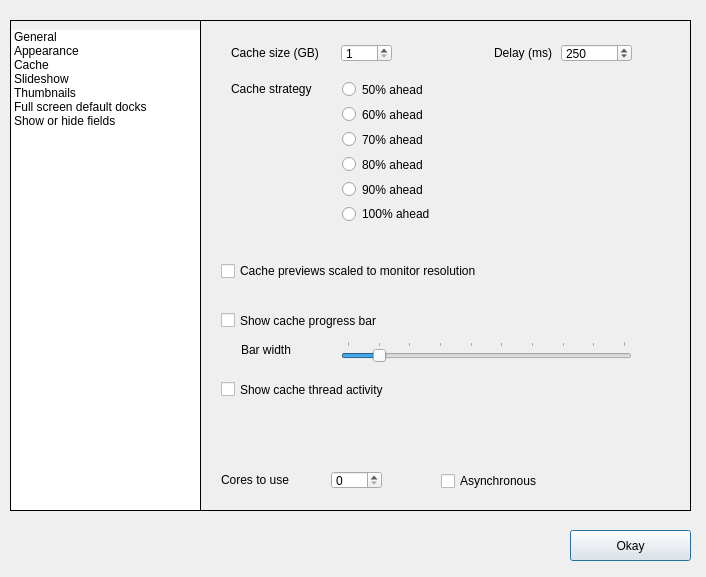
Old version of the form Dialogs/prefdlg.ui in the repository towhee/Winnow64.
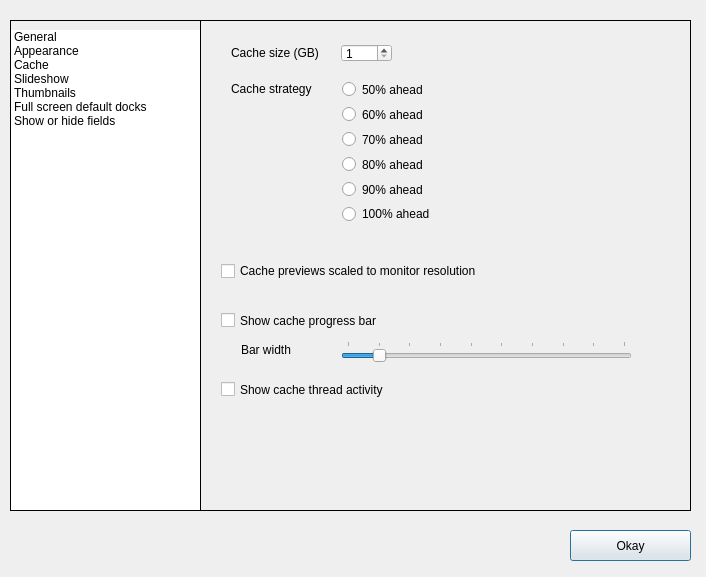
New version of the form. The open tabs and pages were chosen to show the change.

The edit to the form file:
```diff
--- a/Dialogs/prefdlg.ui
+++ b/Dialogs/prefdlg.ui
@@ -646,7 +646,7 @@
        <x>260</x>
        <y>24</y>
        <width>91</width>
-       <height>16</height>
+       <height>0</height>
       </rect>
      </property>
      <property name="font">
@@ -670,7 +670,7 @@
        <x>360</x>
        <y>23</y>
        <width>71</width>
-       <height>18</height>
+       <height>0</height>
       </rect>
      </property>
      <property name="font">
@@ -830,72 +830,6 @@
       <number>100</number>
      </property>
     </widget>
-    <widget class="QLabel" name="coresLbl">
-     <property name="geometry">
-      <rect>
-       <x>20</x>
-       <y>451</y>
-       <width>91</width>
-       <height>16</height>
-      </rect>
-     </property>
-     <property name="font">
-      <font>
-       <pointsize>9</pointsize>
-      </font>
-     </property>
-     <property name="toolTip">
-      <string>&lt;html&gt;&lt;head/&gt;&lt;body&gt;&lt;p&gt;Experiment with different cache sizes.  2-8GB appear to work best.  Cache performance does not always improve with size.&lt;/p&gt;&lt;p&gt;If you tend to move back and forth between images then a 50% cache ahead strategy is best.  If you generally just move ahead through the images then weighting a higher percentage ahead makes sense.&lt;/p&gt;&lt;/body&gt;&lt;/html&gt;</string>
-     </property>
-     <property name="text">
-      <string>Cores to use</string>
-     </property>
-     <property name="alignment">
-      <set>Qt::AlignLeading|Qt::AlignLeft|Qt::AlignVCenter</set>
-     </property>
-    </widget>
-    <widget class="QSpinBox" name="coresSpinBox">
-     <property name="geometry">
-      <rect>
-       <x>130</x>
-       <y>450</y>
-       <width>51</width>
-       <height>18</height>
-      </rect>
-     </property>
-     <property name="font">
-      <font>
-       <pointsize>9</pointsize>
-      </font>
-     </property>
-     <property name="toolTip">
-      <string>&lt;html&gt;&lt;head/&gt;&lt;body&gt;&lt;p&gt;Experiment with different cache sizes.  2-8GB appear to work best.  Cache performance does not always improve with size.&lt;/p&gt;&lt;p&gt;If you tend to move back and forth between images then a 50% cache ahead strategy is best.  If you generally just move ahead through the images then weighting a higher percentage ahead makes sense.&lt;/p&gt;&lt;/body&gt;&lt;/html&gt;</string>
-     </property>
-     <property name="minimum">
-      <number>0</number>
-     </property>
-     <property name="maximum">
-      <number>8</number>
-     </property>
-    </widget>
-    <widget class="QCheckBox" name="aSynchChk">
-     <property name="geometry">
-      <rect>
-       <x>240</x>
-       <y>450</y>
-       <width>221</width>
-       <height>20</height>
-      </rect>
-     </property>
-     <property name="font">
-      <font>
-       <pointsize>9</pointsize>
-      </font>
-     </property>
-     <property name="text">
-      <string>Asynchronous</string>
-     </property>
-    </widget>
    </widget>
    <widget class="QWidget" name="pageSlideshow">
     <widget class="QCheckBox" name="slideshowRandomChk">
```
Left out of the diff: 11 changed lines with no effect on the pictures.
